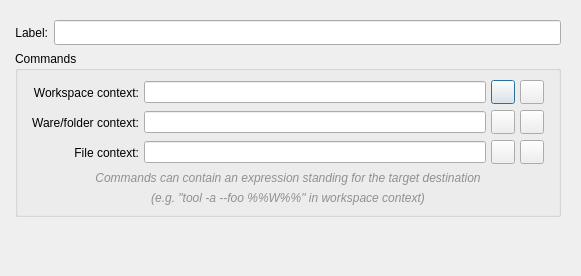
First picture: the form in src/openfluid/ui/common/EditExternalToolDialog.ui, repository OpenFLUID/openfluid, before the edit.
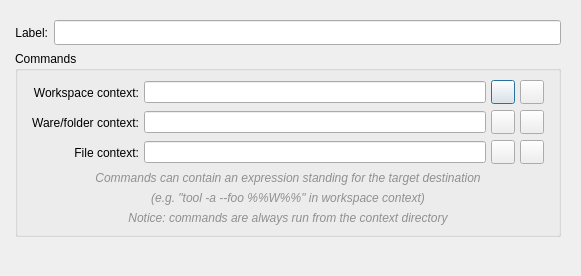
Second picture: the form after the edit. Custom widgets are drawn as their Qt base class.

Commit message:
External tool context adjustment
* Fixed behavior for commands with generic path for other context level

(references OpenFLUID/openfluid#921)

Patch:
```diff
--- a/src/openfluid/ui/common/EditExternalToolDialog.ui
+++ b/src/openfluid/ui/common/EditExternalToolDialog.ui
@@ -362,6 +362,30 @@
           </property>
          </widget>
         </item>
+        <item>
+         <widget class="QLabel" name="label_8">
+          <property name="font">
+           <font>
+            <italic>true</italic>
+           </font>
+          </property>
+          <property name="styleSheet">
+           <string notr="true">color : #909090;</string>
+          </property>
+          <property name="text">
+           <string>Notice: commands are always run from the context directory</string>
+          </property>
+          <property name="alignment">
+           <set>Qt::AlignCenter</set>
+          </property>
+          <property name="wordWrap">
+           <bool>false</bool>
+          </property>
+          <property name="margin">
+           <number>0</number>
+          </property>
+         </widget>
+        </item>
        </layout>
       </widget>
      </item>
```
The commit also changes 2 other files.
